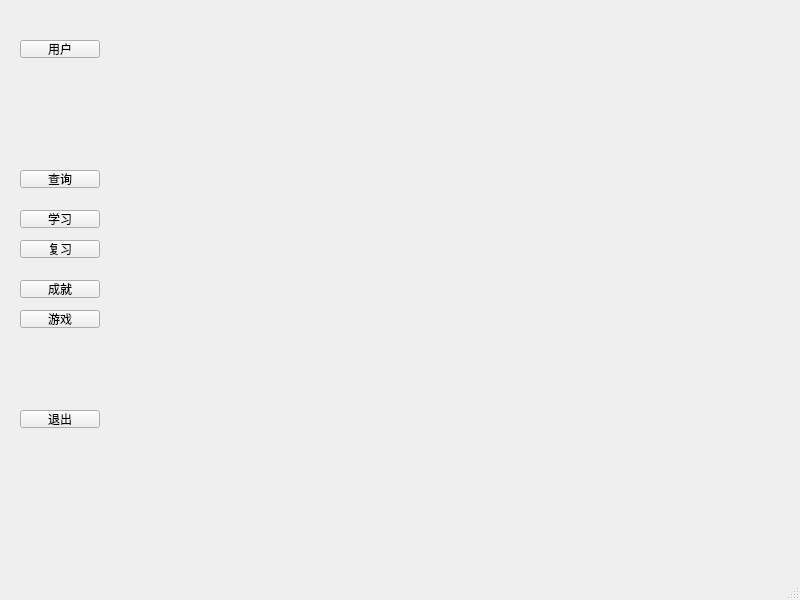
Above: WordLite/mainwindow.ui from Staaaaaaaaar/WordHub before the change. Below: the same form after it.
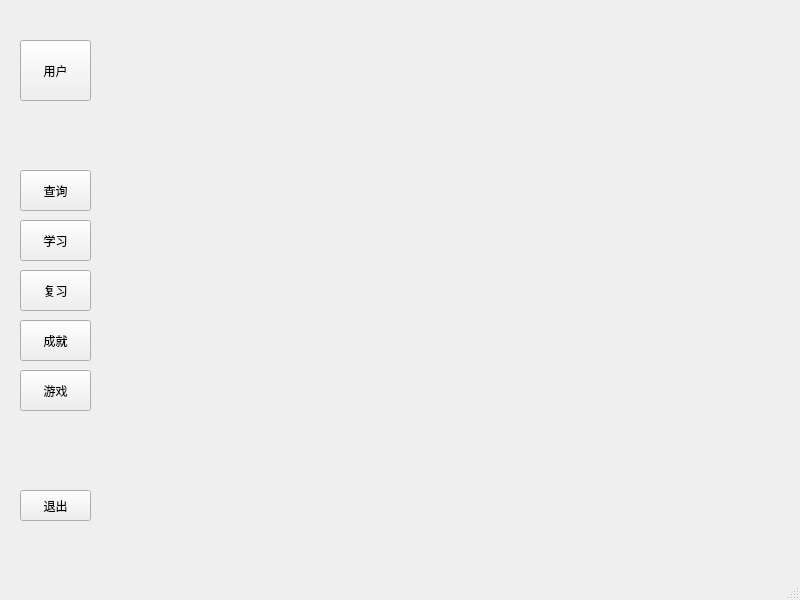
That is the form after the change.

```diff
--- a/WordLite/mainwindow.ui
+++ b/WordLite/mainwindow.ui
@@ -19,8 +19,8 @@
      <rect>
       <x>20</x>
       <y>40</y>
-      <width>80</width>
-      <height>18</height>
+      <width>71</width>
+      <height>61</height>
      </rect>
     </property>
     <property name="text">
@@ -32,8 +32,8 @@
      <rect>
       <x>20</x>
       <y>170</y>
-      <width>80</width>
-      <height>18</height>
+      <width>71</width>
+      <height>41</height>
      </rect>
     </property>
     <property name="text">
@@ -44,9 +44,9 @@
     <property name="geometry">
      <rect>
       <x>20</x>
-      <y>210</y>
-      <width>80</width>
-      <height>18</height>
+      <y>220</y>
+      <width>71</width>
+      <height>41</height>
      </rect>
     </property>
     <property name="text">
@@ -57,9 +57,9 @@
     <property name="geometry">
      <rect>
       <x>20</x>
-      <y>240</y>
-      <width>80</width>
-      <height>18</height>
+      <y>270</y>
+      <width>71</width>
+      <height>41</height>
      </rect>
     </property>
     <property name="text">
@@ -70,9 +70,9 @@
     <property name="geometry">
      <rect>
       <x>20</x>
-      <y>280</y>
-      <width>80</width>
-      <height>18</height>
+      <y>320</y>
+      <width>71</width>
+      <height>41</height>
      </rect>
     </property>
     <property name="text">
@@ -83,9 +83,9 @@
     <property name="geometry">
      <rect>
       <x>20</x>
-      <y>310</y>
-      <width>80</width>
-      <height>18</height>
+      <y>370</y>
+      <width>71</width>
+      <height>41</height>
      </rect>
     </property>
     <property name="text">
@@ -96,9 +96,9 @@
     <property name="geometry">
      <rect>
       <x>20</x>
-      <y>410</y>
-      <width>80</width>
-      <height>18</height>
+      <y>490</y>
+      <width>71</width>
+      <height>31</height>
      </rect>
     </property>
     <property name="text">
@@ -108,10 +108,10 @@
    <widget class="QStackedWidget" name="stackedWidget">
     <property name="geometry">
      <rect>
-      <x>140</x>
-      <y>30</y>
-      <width>471</width>
-      <height>471</height>
+      <x>130</x>
+      <y>40</y>
+      <width>600</width>
+      <height>500</height>
      </rect>
     </property>
    </widget>
```
Left out of the diff: 9 changed lines with no effect on the pictures.
